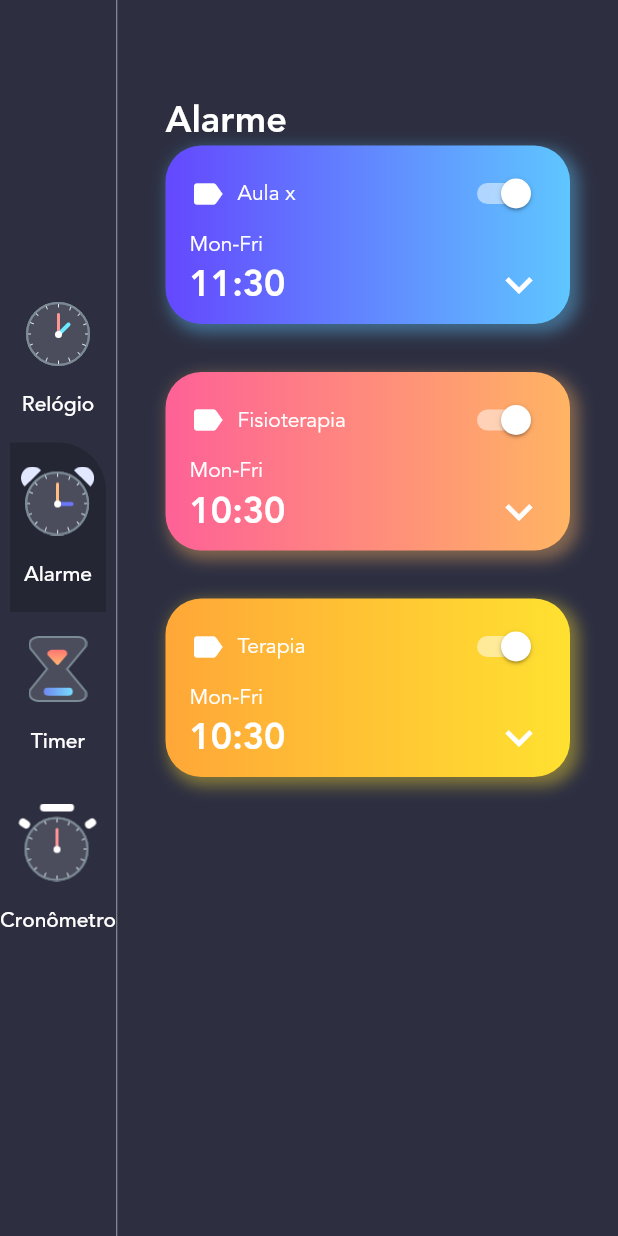
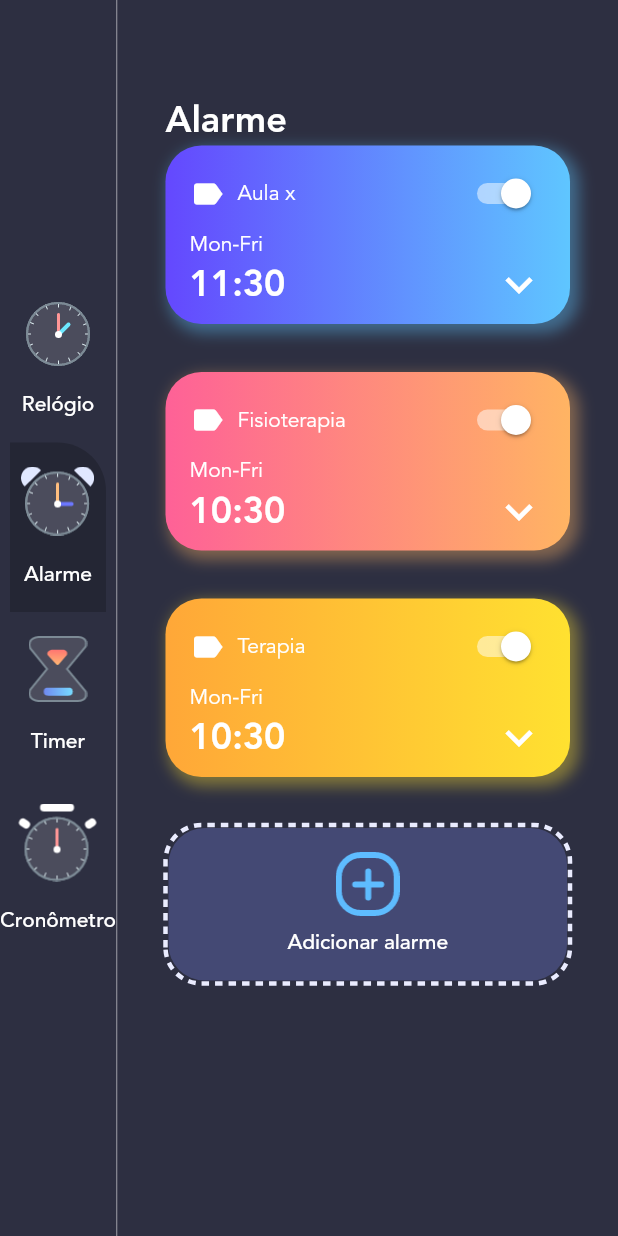
Before and after one commit to SamillyNunes/motivational_clock, a Flutter app: the screen it shows after launch, after a tap on "Alarme", on a phone screen of 412 x 824 dp. Run offline on Flutter 3.47's test engine with Material 2 defaults, Android fonts, the light colour scheme and no system bars; drawn by our look-alikes of dotted_border.

Commit message:
Add alarm button added

```diff
--- a/lib/views/alarm/alarm_page.dart
+++ b/lib/views/alarm/alarm_page.dart
@@ -1,3 +1,4 @@
+import 'package:dotted_border/dotted_border.dart';
 import 'package:flutter/material.dart';
 import 'package:motivational_clock/constants/theme_data.dart';
 import 'package:motivational_clock/data.dart';
@@ -25,7 +26,7 @@ class AlarmPage extends StatelessWidget {
           ),
           Expanded(
             child: ListView(
-              children: alarms.map(
+              children: alarms.map<Widget>(
                 (alarm) {
                   return Padding(
                     padding: const EdgeInsets.only(bottom: 32.0),
@@ -112,7 +113,46 @@ class AlarmPage extends StatelessWidget {
                     ),
                   );
                 },
-              ).toList(),
+              ).followedBy([
+                Padding(
+                  padding: const EdgeInsets.only(bottom: 32.0),
+                  child: DottedBorder(
+                    strokeWidth: 3,
+                    color: CustomColors.clockOutline,
+                    borderType: BorderType.RRect,
+                    radius: Radius.circular(24),
+                    dashPattern: [5, 4],
+                    child: Container(
+                      width: double.infinity,
+                      padding: const EdgeInsets.symmetric(
+                          horizontal: 16, vertical: 8),
+                      decoration: BoxDecoration(
+                        borderRadius: BorderRadius.circular(24),
+                        color: CustomColors.clockBG,
+                      ),
+                      child: TextButton(
+                        onPressed: () {},
+                        child: Column(
+                          children: [
+                            Image.asset(
+                              "assets/images/add_alarm.png",
+                              scale: 1.5,
+                            ),
+                            SizedBox(height: 8),
+                            Text(
+                              "Adicionar alarme",
+                              style: TextStyle(
+                                color: Colors.white,
+                                fontFamily: "avenir",
+                              ),
+                            ),
+                          ],
+                        ),
+                      ),
+                    ),
+                  ),
+                ),
+              ]).toList(),
             ),
           ),
         ],
--- a/pubspec.yaml
+++ b/pubspec.yaml
@@ -15,6 +15,7 @@ dependencies:
   device_preview: ^0.7.1
   intl: ^0.17.0
   provider: ^5.0.0
+  dotted_border: ^2.0.0
 
 dev_dependencies:
   flutter_test:
```
Also changed, not shown: pubspec.lock.
